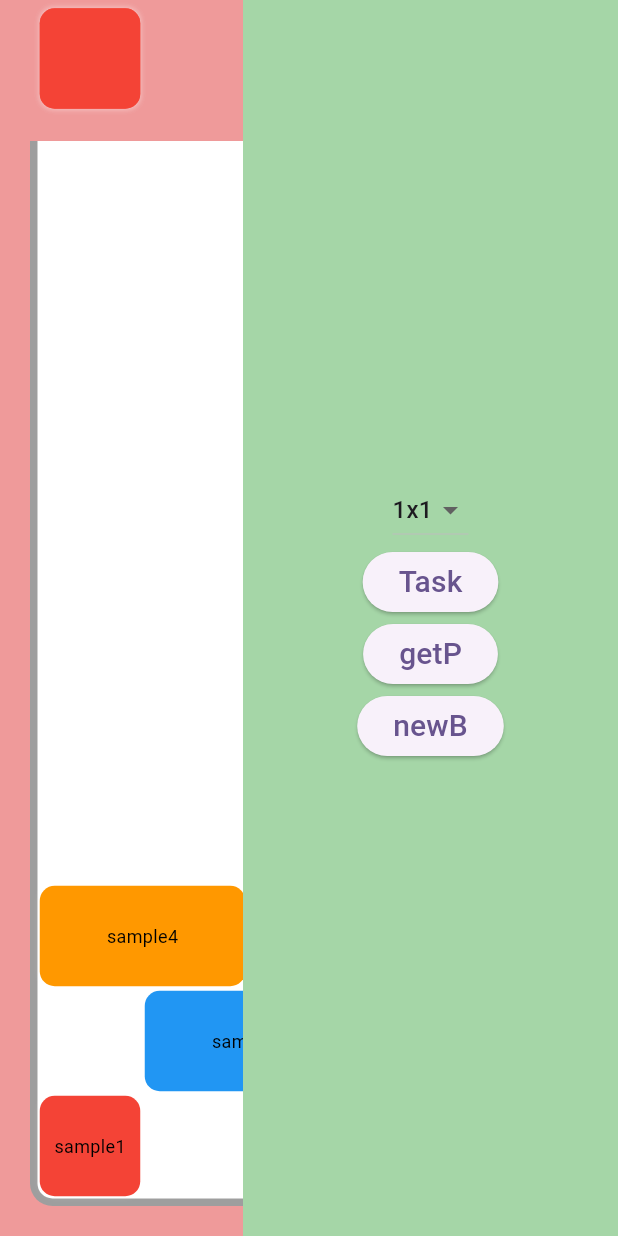
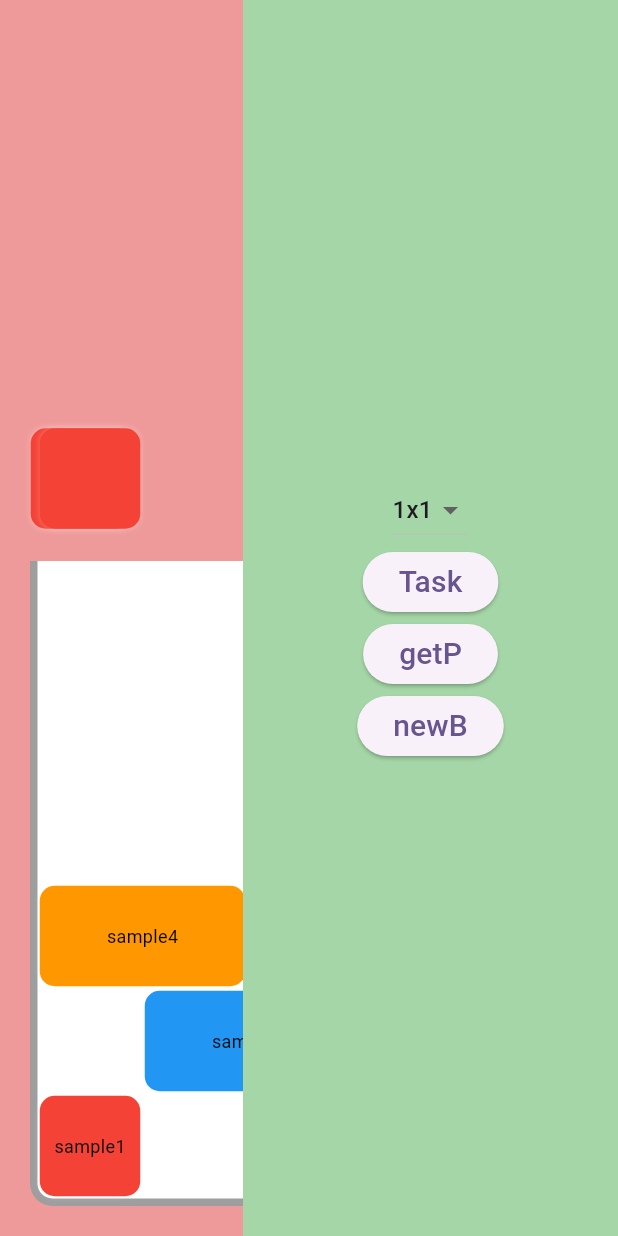
Before and after one commit to shogoisaji/tumitas, a Flutter app: the screen it shows after launch, after a tap on "newB", on a phone screen of 412 x 824 dp. Run offline on Flutter 3.47's test engine with Material 2 defaults, Android fonts, the light colour scheme and no system bars.

Commit message:
ok newBlock add to bucket

```diff
--- /dev/null
+++ b/lib/animations/shake_animation.dart
@@ -0,0 +1,27 @@
+import 'package:flutter/material.dart';
+
+class ShakeAnimation extends StatefulWidget {
+  final Widget child;
+  final AnimationController animationController;
+  const ShakeAnimation({
+    super.key,
+    required this.child,
+    required this.animationController,
+  });
+
+  @override
+  State<ShakeAnimation> createState() => _ShakeAnimationState();
+}
+
+class _ShakeAnimationState extends State<ShakeAnimation> {
+  @override
+  Widget build(BuildContext context) {
+    return AnimatedBuilder(
+        animation: widget.animationController,
+        builder: (context, child) => Transform.translate(
+              offset: Offset(
+                  widget.animationController.value * 12 - 6, 0), // -5 ~ 5
+              child: widget.child,
+            ));
+  }
+}
--- a/lib/models/block.dart
+++ b/lib/models/block.dart
@@ -5,9 +5,12 @@ class Block {
   final String title;
   final String description;
   final BlockSize blockSize;
-  final BlockType blockType;
-  Block(this.color, this.blockSize, this.blockType,
-      {this.title = '', this.description = ''});
+  // final BlockType blockType;
+  Block(this.color, this.blockSize,
+      //  this.blockType,
+
+      {this.title = '',
+      this.description = ''});
 }
 
 class BlockSize {
@@ -23,20 +26,20 @@ enum BlockType {
   block3x1,
   block3x2;
 
-  Block get block {
+  BlockSize get blockSize {
     switch (this) {
       case BlockType.block1x1:
-        return Block(Colors.red, BlockSize(1, 1), BlockType.block1x1);
+        return BlockSize(1, 1);
       case BlockType.block2x1:
-        return Block(Colors.blue, BlockSize(2, 1), BlockType.block2x1);
+        return BlockSize(2, 1);
       case BlockType.block2x2:
-        return Block(Colors.green, BlockSize(2, 2), BlockType.block2x2);
+        return BlockSize(2, 2);
       case BlockType.block3x1:
-        return Block(Colors.yellow, BlockSize(3, 1), BlockType.block3x1);
+        return BlockSize(3, 1);
       case BlockType.block3x2:
-        return Block(Colors.purple, BlockSize(3, 2), BlockType.block3x2);
+        return BlockSize(3, 2);
       default:
-        return Block(Colors.grey, BlockSize(1, 1), BlockType.block1x1);
+        return BlockSize(1, 1);
     }
   }
 }
--- a/lib/models/bucket.dart
+++ b/lib/models/bucket.dart
@@ -22,38 +22,31 @@ class Bucket {
   void mocIntoBucket() {
     bucketIntoBlock = [
       {
-        'block': Block(Colors.red, BlockSize(1, 1), BlockType.block1x1,
-            title: 'sample1'),
+        'block': Block(Colors.red, BlockSize(1, 1), title: 'sample1'),
         'position': Position(0, 0)
       },
       {
-        'block': Block(Colors.blue, BlockSize(2, 1), BlockType.block2x1,
-            title: 'sample2'),
+        'block': Block(Colors.blue, BlockSize(2, 1), title: 'sample2'),
         'position': Position(1, 1)
       },
       {
-        'block': Block(Colors.green, BlockSize(2, 2), BlockType.block2x2,
-            title: 'sample3'),
+        'block': Block(Colors.green, BlockSize(2, 2), title: 'sample3'),
         'position': Position(2, 2)
       },
       {
-        'block': Block(Colors.orange, BlockSize(2, 1), BlockType.block2x2,
-            title: 'sample4'),
+        'block': Block(Colors.orange, BlockSize(2, 1), title: 'sample4'),
         'position': Position(0, 2)
       },
       {
-        'block': Block(Colors.grey, BlockSize(2, 1), BlockType.block2x2,
-            title: 'sample5'),
+        'block': Block(Colors.grey, BlockSize(2, 1), title: 'sample5'),
         'position': Position(3, 4)
       },
       {
-        'block': Block(Colors.teal, BlockSize(1, 1), BlockType.block2x2,
-            title: 'sample6'),
+        'block': Block(Colors.teal, BlockSize(1, 1), title: 'sample6'),
         'position': Position(4, 0)
       },
       {
-        'block': Block(Colors.black26, BlockSize(2, 1), BlockType.block2x2,
-            title: 'sample7'),
+        'block': Block(Colors.black26, BlockSize(2, 1), title: 'sample7'),
         'position': Position(2, 0)
       },
     ];
@@ -91,10 +84,15 @@ class Bucket {
     return maxPositionY;
   }
 
-  void addNewBlock(Block newBlock, int newPositionX) {
+  bool addNewBlock(Block newBlock, int newPositionX) {
     final maxPositionY = getMaxPositionY(newBlock, newPositionX);
+    if (maxPositionY + newBlock.blockSize.y > bucketSize.y - 1) {
+      return false;
+    }
     final newPosition = Position(newPositionX, maxPositionY + 1);
+
     bucketIntoBlock.add({'block': newBlock, 'position': newPosition});
+    return true;
   }
 }
 
--- a/lib/pages/main_page.dart
+++ b/lib/pages/main_page.dart
@@ -1,5 +1,6 @@
 import 'package:flutter/material.dart';
 import 'package:tumitas/animations/scale_up_animation.dart';
+import 'package:tumitas/animations/shake_animation.dart';
 import 'package:tumitas/config/config.dart';
 import 'package:tumitas/models/block.dart';
 import 'package:tumitas/models/bucket.dart';
@@ -15,21 +16,36 @@ class MainPage extends StatefulWidget {
   State<MainPage> createState() => _MainPageState();
 }
 
-Block nextBlock = BlockType.block1x1.block;
-Bucket bucket = Bucket(color: Colors.grey, bucketSize: BucketSize(5, 10));
+Block nextBlock = Block(
+  Colors.red,
+  BlockSize(1, 1),
+  // title: 'sample1',
+);
+Bucket bucket = Bucket(color: Colors.grey, bucketSize: BucketSize(5, 6));
 
 class _MainPageState extends State<MainPage>
     with SingleTickerProviderStateMixin {
   final TextEditingController _textController = TextEditingController();
-  String temporaryBlockTitle = '';
+  late AnimationController _shakeAnimationController;
+  String nextBlockTitle = '';
   double nextBlockPosition = 0.0;
   double blockCoodinateX = 0.0;
   BlockType? selectedBlockType;
   bool isShowNextBlock = true;
 
   @override
+  void initState() {
+    super.initState();
+    _shakeAnimationController = AnimationController(
+      vsync: this,
+      duration: const Duration(milliseconds: 100),
+    );
+  }
+
+  @override
   void dispose() {
     _textController.dispose();
+    _shakeAnimationController.dispose();
     super.dispose();
   }
 
@@ -37,9 +53,14 @@ class _MainPageState extends State<MainPage>
     setState(() {
       isShowNextBlock = true;
       blockCoodinateX = 0.0;
-      selectedBlockType != null
-          ? selectedBlockType!.block
-          : BlockType.block1x1.block;
+      final blockSize = selectedBlockType != null
+          ? selectedBlockType!.blockSize
+          : BlockSize(1, 1);
+      nextBlock = Block(
+        Colors.red,
+        blockSize,
+        title: nextBlockTitle,
+      );
     });
   }
 
@@ -52,9 +73,9 @@ class _MainPageState extends State<MainPage>
 
   void _handleSubmitted(String newTitle) {
     setState(() {
-      temporaryBlockTitle = newTitle;
-      // nextBlock.title = newTitle;
+      nextBlockTitle = newTitle;
     });
+    _generateNewBlock();
   }
 
   void _setNextBlockPosition() {
@@ -71,18 +92,19 @@ class _MainPageState extends State<MainPage>
   }
 
   void _onSwipeDown() {
-    bucket.addNewBlock(nextBlock, blockCoodinateX ~/ oneBlockSize);
+    final addAvailable =
+        bucket.addNewBlock(nextBlock, blockCoodinateX ~/ oneBlockSize);
+    if (!addAvailable) {
+      _shakeAnimationController.repeat();
+      Future.delayed(const Duration(milliseconds: 600), () {
+        _shakeAnimationController.stop();
+      });
+      return;
+    }
+    _generateNewBlock();
+    isShowNextBlock = false;
     debugPrint('swipe down');
-  }
-
-  void _newBlockSet() {
-    setState(() {
-      selectedBlockType = BlockType.block1x1;
-      isShowNextBlock = true;
-      blockCoodinateX = 0.0;
-      nextBlock = BlockType.block1x1.block;
-      debugPrint('new block set');
-    });
+    nextBlockTitle = '';
   }
 
   @override
@@ -108,13 +130,17 @@ class _MainPageState extends State<MainPage>
                                     left: 5.0, bottom: 20.0),
                                 child: Stack(
                                   children: [
-                                    // dummy block
+                                    // show block
                                     isShowNextBlock
                                         ? Padding(
                                             padding: EdgeInsets.only(
                                                 left: blockCoodinateX),
-                                            child: BlockWidget(
-                                              nextBlock,
+                                            child: ShakeAnimation(
+                                              animationController:
+                                                  _shakeAnimationController,
+                                              child: BlockWidget(
+                                                nextBlock,
+                                              ),
                                             ))
                                         : Container(),
                                     // draggable block
@@ -155,9 +181,7 @@ class _MainPageState extends State<MainPage>
                                               onVerticalDragUpdate: (details) {
                                                 if (details.delta.dy > 5 &&
                                                     isShowNextBlock) {
-                                                  setState(() {
-                                                    isShowNextBlock = false;
-                                                  });
+                                                  setState(() {});
                                                   _onSwipeDown();
                                                 }
                                               },
```
